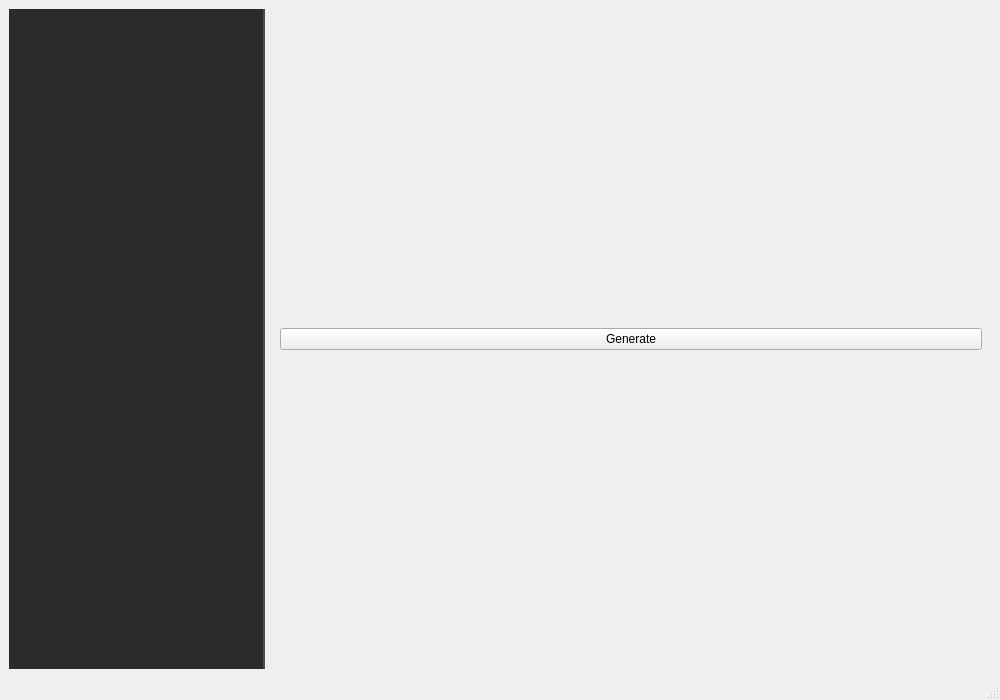
First picture: the form in mainwindow.ui, repository minnesangg/Cerberus, before the edit.
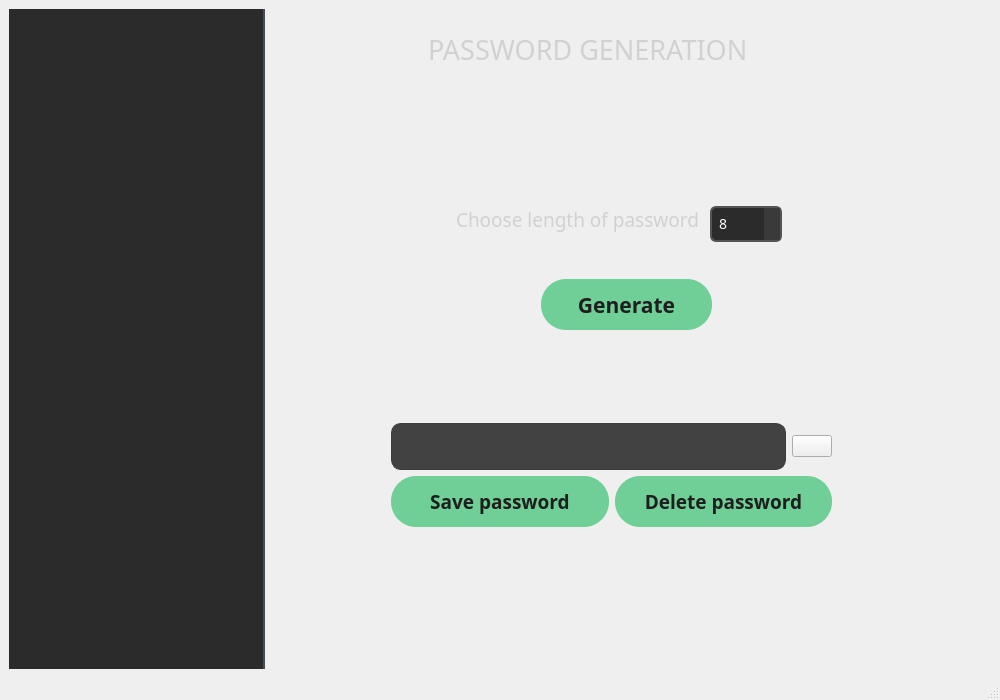
Second picture: the form after the edit. Icons and pictures are not drawn.

Commit message: updated generation page

The edit to the form file:
```diff
--- a/mainwindow.ui
+++ b/mainwindow.ui
@@ -97,15 +97,309 @@
     <item row="0" column="1">
      <widget class="QStackedWidget" name="stackedWidget">
       <widget class="QWidget" name="generatePage">
-       <layout class="QVBoxLayout" name="verticalLayout_2">
-        <item>
-         <widget class="QPushButton" name="generatingButton">
-          <property name="text">
-           <string>Generate</string>
-          </property>
-         </widget>
-        </item>
-       </layout>
+       <widget class="QLabel" name="mainGenLabel">
+        <property name="geometry">
+         <rect>
+          <x>150</x>
+          <y>20</y>
+          <width>391</width>
+          <height>51</height>
+         </rect>
+        </property>
+        <property name="font">
+         <font>
+          <family>Gill Sans MT</family>
+          <pointsize>20</pointsize>
+         </font>
+        </property>
+        <property name="styleSheet">
+         <string notr="true">QLabel {
+    color: #d1d1d1; 
+    margin-bottom: 10px; 
+}</string>
+        </property>
+        <property name="text">
+         <string>PASSWORD GENERATION</string>
+        </property>
+       </widget>
+       <widget class="QPushButton" name="generateButton">
+        <property name="geometry">
+         <rect>
+          <x>270</x>
+          <y>270</y>
+          <width>171</width>
+          <height>51</height>
+         </rect>
+        </property>
+        <property name="font">
+         <font>
+          <family>Gill Sans MT</family>
+          <pointsize>16</pointsize>
+          <bold>true</bold>
+         </font>
+        </property>
+        <property name="cursor">
+         <cursorShape>PointingHandCursor</cursorShape>
+        </property>
+        <property name="styleSheet">
+         <string notr="true">QPushButton {
+    background-color: #6fcf97; 
+    color: #1e1e1e; 
+    font-weight: bold;
+    border: none;
+    padding: 12px 24px;
+    border-radius: 25px;
+    box-shadow: 0 4px 8px rgba(0, 0, 0, 0.1);
+    transition: background-color 0.3s, box-shadow 0.3s;
+}
+
+QPushButton:hover {
+    background-color: #5bbd88;
+    box-shadow: 0 6px 12px rgba(0, 0, 0, 0.2);
+}
+
+QPushButton:pressed {
+    background-color: #4aa97a;
+    box-shadow: none;
+}</string>
+        </property>
+        <property name="text">
+         <string>Generate</string>
+        </property>
+       </widget>
+       <widget class="QWidget" name="verticalLayoutWidget">
+        <property name="geometry">
+         <rect>
+          <x>120</x>
+          <y>410</y>
+          <width>441</width>
+          <height>112</height>
+         </rect>
+        </property>
+        <layout class="QVBoxLayout" name="generatedPassLayout">
+         <item>
+          <layout class="QGridLayout" name="gridLayout_2">
+           <item row="1" column="0">
+            <widget class="QPushButton" name="savePassButton">
+             <property name="font">
+              <font>
+               <family>Gill Sans MT</family>
+               <pointsize>14</pointsize>
+               <bold>true</bold>
+              </font>
+             </property>
+             <property name="cursor">
+              <cursorShape>PointingHandCursor</cursorShape>
+             </property>
+             <property name="styleSheet">
+              <string notr="true">QPushButton {
+    background-color: #6fcf97; 
+    color: #1e1e1e; 
+    font-weight: bold;
+    border: none;
+    padding: 12px 24px;
+    border-radius: 25px;
+    box-shadow: 0 4px 8px rgba(0, 0, 0, 0.1);
+    transition: background-color 0.3s, box-shadow 0.3s;
+}
+
+QPushButton:hover {
+    background-color: #5bbd88;
+    box-shadow: 0 6px 12px rgba(0, 0, 0, 0.2);
+}
+
+QPushButton:pressed {
+    background-color: #4aa97a;
+    box-shadow: none;
+}</string>
+             </property>
+             <property name="text">
+              <string>Save password</string>
+             </property>
+            </widget>
+           </item>
+           <item row="1" column="1">
+            <widget class="QPushButton" name="deletePassButton">
+             <property name="font">
+              <font>
+               <family>Gill Sans MT</family>
+               <pointsize>14</pointsize>
+               <bold>true</bold>
+              </font>
+             </property>
+             <property name="cursor">
+              <cursorShape>PointingHandCursor</cursorShape>
+             </property>
+             <property name="styleSheet">
+              <string notr="true">QPushButton {
+    background-color: #6fcf97; 
+    color: #1e1e1e; 
+    font-weight: bold;
+    border: none;
+    padding: 12px 24px;
+    border-radius: 25px;
+    box-shadow: 0 4px 8px rgba(0, 0, 0, 0.1);
+    transition: background-color 0.3s, box-shadow 0.3s;
+}
+
+QPushButton:hover {
+    background-color: #5bbd88;
+    box-shadow: 0 6px 12px rgba(0, 0, 0, 0.2);
+}
+
+QPushButton:pressed {
+    background-color: #4aa97a;
+    box-shadow: none;
+}</string>
+             </property>
+             <property name="text">
+              <string>Delete password</string>
+             </property>
+            </widget>
+           </item>
+           <item row="0" column="0" colspan="2">
+            <layout class="QHBoxLayout" name="horizontalLayout">
+             <item>
+              <widget class="QLineEdit" name="generatedLine">
+               <property name="styleSheet">
+                <string notr="true">QLineEdit {
+    background-color: #424242; 
+    border: 1px solid #3c3c3c; 
+    color: #d1d1d1;
+    font-size: 16px;
+    padding: 12px;
+    border-radius: 10px;
+	selection-background-color: transparent;
+    transition: border-color 0.3s;
+}
+
+QLineEdit:focus {
+    border-color: #6fcf97; 
+    box-shadow: 0 0 5px rgba(111, 207, 151, 0.5);
+}</string>
+               </property>
+               <property name="echoMode">
+                <enum>QLineEdit::Normal</enum>
+               </property>
+              </widget>
+             </item>
+             <item>
+              <widget class="QPushButton" name="copyBufferButton">
+               <property name="styleSheet">
+                <string notr="true">QLineEdit {
+    background-color: #424242; 
+    border: 1px solid #3c3c3c; 
+    color: #d1d1d1;
+    font-size: 16px;
+    padding: 12px;
+    border-radius: 10px;
+	selection-background-color: transparent;
+    transition: border-color 0.3s;
+}
+
+QLineEdit:focus {
+    border-color: #6fcf97; 
+    box-shadow: 0 0 5px rgba(111, 207, 151, 0.5);
+}</string>
+               </property>
+               <property name="text">
+                <string/>
+               </property>
+              </widget>
+             </item>
+            </layout>
+           </item>
+          </layout>
+         </item>
+        </layout>
+       </widget>
+       <widget class="QWidget" name="horizontalLayoutWidget_2">
+        <property name="geometry">
+         <rect>
+          <x>180</x>
+          <y>180</y>
+          <width>331</width>
+          <height>71</height>
+         </rect>
+        </property>
+        <layout class="QHBoxLayout" name="lengthLayout">
+         <item>
+          <widget class="QLabel" name="lengthLabel">
+           <property name="font">
+            <font>
+             <family>Gill Sans MT</family>
+             <pointsize>14</pointsize>
+            </font>
+           </property>
+           <property name="styleSheet">
+            <string notr="true">QLabel {
+    color: #d1d1d1; 
+    margin-bottom: 10px; 
+}</string>
+           </property>
+           <property name="text">
+            <string>Choose length of password</string>
+           </property>
+          </widget>
+         </item>
+         <item>
+          <widget class="QSpinBox" name="lengthBox">
+           <property name="font">
+            <font>
+             <family>Gill Sans MT</family>
+             <pointsize>-1</pointsize>
+            </font>
+           </property>
+           <property name="cursor">
+            <cursorShape>PointingHandCursor</cursorShape>
+           </property>
+           <property name="styleSheet">
+            <string notr="true">QSpinBox {
+    background-color: #2b2b2b; /* Темный фон */
+    color: #ffffff; /* Белый текст */
+    border: 2px solid #555555; /* Серые границы */
+    border-radius: 6px; /* Закругленные углы */
+    padding: 5px;
+	selection-background-color: transparent;
+    font-size: 14px;
+}
+
+/* Кнопки увеличения и уменьшения */
+QSpinBox::up-button, QSpinBox::down-button {
+    width: 16px;
+    background-color: #3a3a3a; /* Чуть светлее основного */
+    border: none;
+}
+
+QSpinBox::up-button:hover, QSpinBox::down-button:hover {
+    background-color: #505050; 
+}
+
+QSpinBox::up-arrow, QSpinBox::down-arrow {
+    width: 10px;
+    height: 10px;
+    image: url(:/upArrow.png);
+}
+
+QSpinBox::down-arrow {
+    image: url(:/downArrow.png);
+}
+
+QSpinBox::up-arrow:hover, QSpinBox::down-arrow:hover {
+    image: url(:/upArrow.png); 
+}
+</string>
+           </property>
+           <property name="minimum">
+            <number>8</number>
+           </property>
+           <property name="maximum">
+            <number>50</number>
+           </property>
+          </widget>
+         </item>
+        </layout>
+       </widget>
       </widget>
       <widget class="QWidget" name="managePage">
        <layout class="QVBoxLayout" name="verticalLayout_5">
```
Left out of the diff: 37 changed lines with no effect on the pictures. The commit also changes 16 other files.
